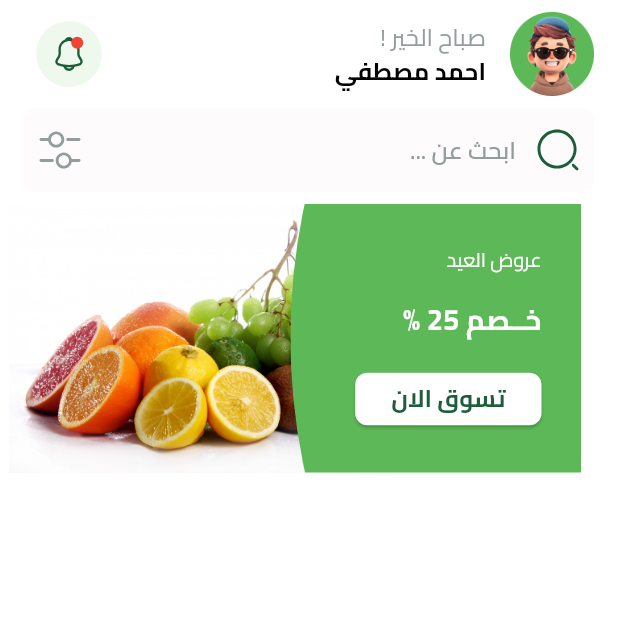
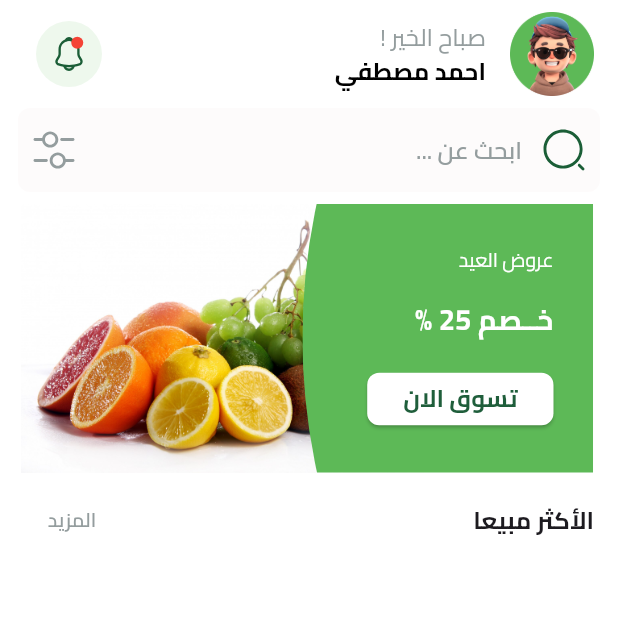
Before and after one commit to ElDaly15/Fruits-App, a Flutter app: the HomePageView screen opened by its route, on a phone screen of 412 x 824 dp, the top half of it. Run offline on Flutter 3.47's test engine with Material 3 defaults, Android fonts, the phone set to English and light mode, and no system bars; our stand-ins replace bloc, cloud_firestore, dartz, device_preview, firebase_auth, firebase_core and 7 more; missing offline and left inert: animated_snack_bar, flutter_facebook_auth; accounts and stored records are empty.

Commit message:
Add Best Seller Header and Refactor Home Page View Body
- Introduced a new `BestSellerHeader` widget in the home feature to display a header for the best-selling items section.
- Refactored the `HomePageViewBody` widget to use a `CustomScrollView` with `SliverToBoxAdapter` for better performance and flexibility.
- Adjusted padding in the `CustomListViewOfFeatureItems` widget to ensure consistent spacing for the first item in the list.

```diff
--- /dev/null
+++ b/lib/featuers/home/presentation/views/widgets/best_seller_header.dart
@@ -0,0 +1,27 @@
+import 'package:flutter/material.dart';
+import 'package:fruits_app/core/utils/app_text_styles.dart';
+
+class BestSellerHeader extends StatelessWidget {
+  const BestSellerHeader({super.key});
+
+  @override
+  Widget build(BuildContext context) {
+    return Row(
+      children: [
+        const Text(
+          'الأكثر مبيعا',
+          style: TextStyles.bold16,
+        ),
+        const Spacer(),
+        TextButton(
+          onPressed: () {},
+          child: Text(
+            'المزيد',
+            style:
+                TextStyles.semiBold13.copyWith(color: const Color(0xff949D9E)),
+          ),
+        ),
+      ],
+    );
+  }
+}
--- a/lib/featuers/home/presentation/views/widgets/custom_list_view_of_feature_items.dart
+++ b/lib/featuers/home/presentation/views/widgets/custom_list_view_of_feature_items.dart
@@ -12,10 +12,17 @@ class CustomListViewOfFeatureItems extends StatelessWidget {
           scrollDirection: Axis.horizontal,
           itemCount: 4,
           itemBuilder: (context, index) {
-            return const Padding(
-              padding: EdgeInsets.symmetric(horizontal: 16, vertical: 8),
-              child: FeatureItem(),
-            );
+            if (index == 0) {
+              return const Padding(
+                padding: EdgeInsets.only(right: 8, left: 16, top: 8, bottom: 8),
+                child: FeatureItem(),
+              );
+            } else {
+              return const Padding(
+                padding: EdgeInsets.symmetric(horizontal: 16, vertical: 8),
+                child: FeatureItem(),
+              );
+            }
           }),
     );
   }
--- a/lib/featuers/home/presentation/views/widgets/home_page_view_body.dart
+++ b/lib/featuers/home/presentation/views/widgets/home_page_view_body.dart
@@ -1,5 +1,6 @@
 import 'package:flutter/material.dart';
 import 'package:fruits_app/core/widgets/custom_search_text_field.dart';
+import 'package:fruits_app/featuers/home/presentation/views/widgets/best_seller_header.dart';
 import 'package:fruits_app/featuers/home/presentation/views/widgets/custom_home_view_app_bar.dart';
 import 'package:fruits_app/featuers/home/presentation/views/widgets/custom_list_view_of_feature_items.dart';
 
@@ -8,17 +9,25 @@ class HomePageViewBody extends StatelessWidget {
 
   @override
   Widget build(BuildContext context) {
-    return Column(
-      children: [
-        const SafeArea(child: SizedBox()),
-        const CustomHomeViewAppBar(),
-        Padding(
-          padding: const EdgeInsets.symmetric(horizontal: 16),
-          child: CustomSearchTextField(
-            onChanged: (value) {},
+    return CustomScrollView(
+      slivers: [
+        const SliverToBoxAdapter(child: SafeArea(child: SizedBox())),
+        const SliverToBoxAdapter(child: CustomHomeViewAppBar()),
+        SliverToBoxAdapter(
+          child: Padding(
+            padding: const EdgeInsets.symmetric(horizontal: 12),
+            child: CustomSearchTextField(
+              onChanged: (value) {},
+            ),
           ),
         ),
-        const CustomListViewOfFeatureItems(),
+        const SliverToBoxAdapter(child: CustomListViewOfFeatureItems()),
+        const SliverToBoxAdapter(
+          child: Padding(
+            padding: EdgeInsets.symmetric(horizontal: 16),
+            child: BestSellerHeader(),
+          ),
+        ),
       ],
     );
   }
```
